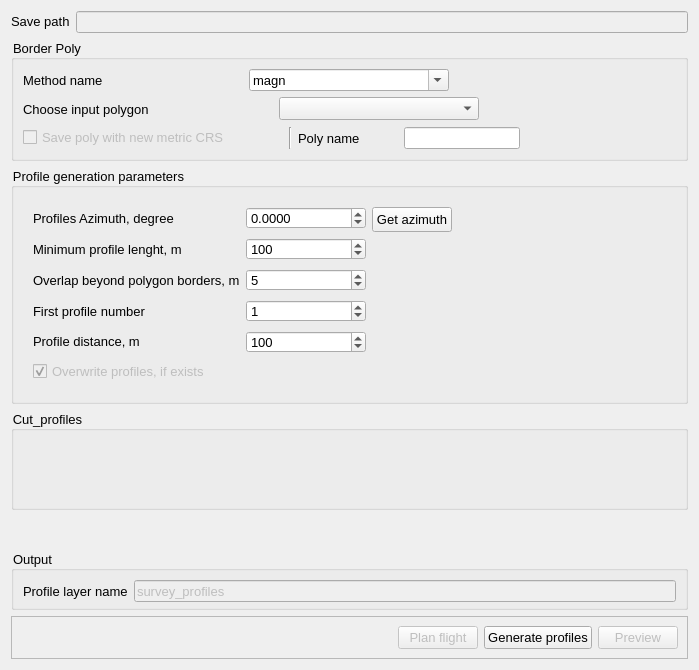
raulett/RousettusTool, file UI/FlightPlanning/ProfileGenerate.ui: the form before one commit.
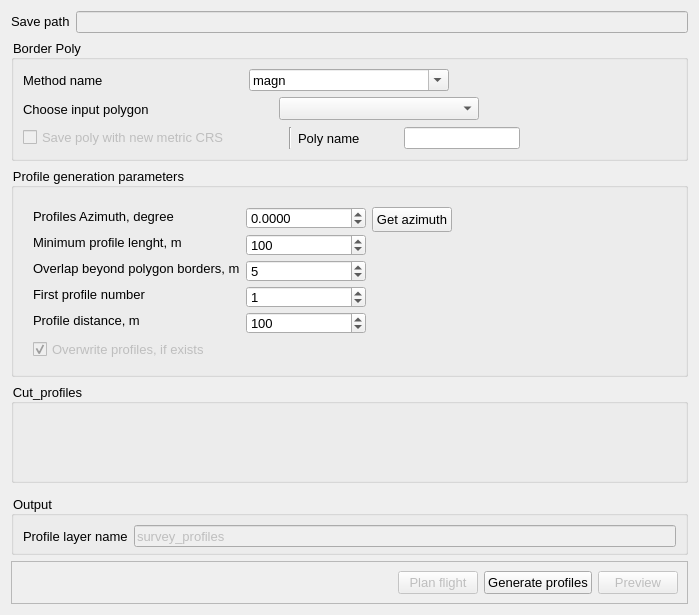
The form after the commit. Custom widgets are drawn as their Qt base class.

Commit message: Flight planning commit Relised base planning functional. - Profile generating. - Route generating automation. - Flight generating. - unload

```diff
--- a/UI/FlightPlanning/ProfileGenerate.ui
+++ b/UI/FlightPlanning/ProfileGenerate.ui
@@ -7,7 +7,7 @@
     <x>0</x>
     <y>0</y>
     <width>699</width>
-    <height>670</height>
+    <height>615</height>
    </rect>
   </property>
   <property name="minimumSize">
@@ -464,6 +464,12 @@
           <property name="enabled">
            <bool>false</bool>
           </property>
+          <property name="minimumSize">
+           <size>
+            <width>0</width>
+            <height>22</height>
+           </size>
+          </property>
           <property name="font">
            <font>
             <pointsize>10</pointsize>
@@ -607,6 +613,12 @@
         </item>
         <item row="0" column="1">
          <widget class="QDoubleSpinBox" name="spinBox_azimuth">
+          <property name="minimumSize">
+           <size>
+            <width>0</width>
+            <height>22</height>
+           </size>
+          </property>
           <property name="decimals">
            <number>4</number>
           </property>
```
The commit also changes 17 other files.
